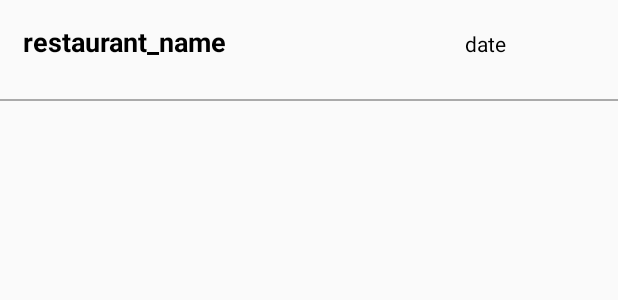
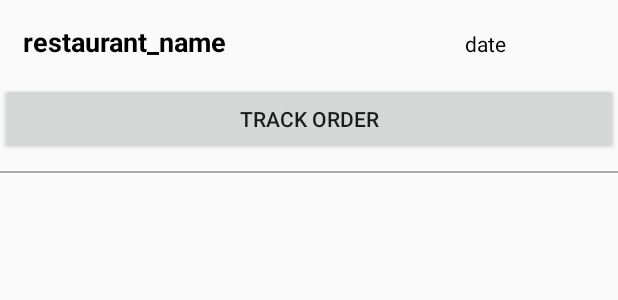
Before and after one commit to rak1213/FoodRunner-app, an Android app: the layout orderhistorycustomrow.xml on its own in the app's theme, with its tools: preview values and no code run, on a phone screen of 412 x 824 dp. Shown: the top 300 px of the screen. Run offline under Robolectric (Android 15) with nearby library versions, the phone set to English and light mode, and no system bars.

Commit message:
final preview

```diff
--- a/app/src/main/java/com/rak12/mod3app/activity/CartActivity.kt
+++ b/app/src/main/java/com/rak12/mod3app/activity/CartActivity.kt
@@ -245,7 +245,7 @@ class CartActivity : AppCompatActivity() , PaymentResultListener {
             alert.setPositiveButton("open settings") { text, listener ->
                 val i = Intent(Settings.ACTION_WIFI_SETTINGS)
                 startActivity(i)
-                this?.finish()
+                this.finish()
 
 
              }
--- a/app/src/main/java/com/rak12/mod3app/activity/Confirm_Activity.kt
+++ b/app/src/main/java/com/rak12/mod3app/activity/Confirm_Activity.kt
@@ -39,8 +39,8 @@ class Confirm_Activity : AppCompatActivity() {
         trackButton.setOnClickListener {
             var checkdeleted = DeleteAll(this).execute().get()
             if (checkdeleted) {
-                var intent = Intent(this,TrackOrderActivity::class.java);
-                startActivity(intent);
+                var intent = Intent(this,TrackOrderActivity::class.java)
+                startActivity(intent)
                 finish()
             } else {
                 Toast.makeText(this, "ERROR", Toast.LENGTH_LONG).show()
--- a/app/src/main/java/com/rak12/mod3app/activity/ForgetPassActivity.kt
+++ b/app/src/main/java/com/rak12/mod3app/activity/ForgetPassActivity.kt
@@ -93,7 +93,7 @@ class ForgetPassActivity : AppCompatActivity() {
                         alert.setPositiveButton("open settings") { text, listener ->
                             val i = Intent(Settings.ACTION_WIFI_SETTINGS)
                             startActivity(i)
-                            this?.finish()
+                            this.finish()
 
 
                         }
--- a/app/src/main/java/com/rak12/mod3app/activity/LoginActivity.kt
+++ b/app/src/main/java/com/rak12/mod3app/activity/LoginActivity.kt
@@ -60,13 +60,13 @@ class LoginActivity : AppCompatActivity() {
                 R.id.pass,
                 "^[A-Za-z\\s]{1,}[\\.]{0,1}[A-Za-z\\s]{0,}$",
                 R.string.passworderror
-            );
+            )
             awesomeValidation.addValidation(
                 this,
                 R.id.mobile,
                 "^[2-9]{2}[0-9]{8}$",
                 R.string.mobilerror
-            );
+            )
 
             val queue = Volley.newRequestQueue(this)
             /*val url1 = "http://13.235.250.119/v2/login/fetch_result"*/
@@ -202,7 +202,7 @@ class LoginActivity : AppCompatActivity() {
                         alert.setPositiveButton("open settings") { text, listener ->
                             val i = Intent(Settings.ACTION_WIFI_SETTINGS)
                             startActivity(i)
-                            this?.finish()
+                            this.finish()
 
 
                         }
--- a/app/src/main/java/com/rak12/mod3app/activity/OtpVerificationActivity.kt
+++ b/app/src/main/java/com/rak12/mod3app/activity/OtpVerificationActivity.kt
@@ -102,7 +102,7 @@ class OtpVerificationActivity : AppCompatActivity() {
                         alert.setPositiveButton("open settings") { text, listener ->
                             val i = Intent(Settings.ACTION_WIFI_SETTINGS)
                             startActivity(i)
-                            this?.finish()
+                            this.finish()
 
 
                         }
--- a/app/src/main/java/com/rak12/mod3app/activity/RegisterActivity.kt
+++ b/app/src/main/java/com/rak12/mod3app/activity/RegisterActivity.kt
@@ -219,7 +219,7 @@ class RegisterActivity : AppCompatActivity() {
                                     alert.setPositiveButton("open settings") { text, listener ->
                                         val i = Intent(Settings.ACTION_WIFI_SETTINGS)
                                         startActivity(i)
-                                        this?.finish()
+                                        this.finish()
 
 
                                     }
--- a/app/src/main/java/com/rak12/mod3app/activity/TrackOrderActivity.kt
+++ b/app/src/main/java/com/rak12/mod3app/activity/TrackOrderActivity.kt
@@ -290,7 +290,7 @@ class TrackOrderActivity : AppCompatActivity(), OnMapReadyCallback {
                     likelyPlaceAddresses = arrayOfNulls(count)
                     likelyPlaceAttributions = arrayOfNulls<List<*>?>(count)
                     likelyPlaceLatLngs = arrayOfNulls(count)
-                    for (placeLikelihood in likelyPlaces?.placeLikelihoods ?: emptyList()) {
+                    for (placeLikelihood in likelyPlaces.placeLikelihoods ?: emptyList()) {
                         // Build a list of likely places to show the user.
                         likelyPlaceNames[i] = placeLikelihood.place.name
                         likelyPlaceAddresses[i] = placeLikelihood.place.address
--- a/app/src/main/java/com/rak12/mod3app/database/Dao.kt
+++ b/app/src/main/java/com/rak12/mod3app/database/Dao.kt
@@ -6,7 +6,7 @@ import androidx.room.Insert
 import androidx.room.Query
 
 @Dao
-public interface Dao {
+interface Dao {
     @Insert
     fun insert(restaurantEntity: RestaurantEntity)
 
@@ -20,7 +20,7 @@ public interface Dao {
     fun getbyid(id: Int): RestaurantEntity
 
     @Insert
-    public fun insertfooditem(cartEntity: CartEntity)
+    fun insertfooditem(cartEntity: CartEntity)
 
     @Delete
     fun deletefooditem(cartEntity: CartEntity)
@@ -29,7 +29,7 @@ public interface Dao {
     fun getallfooditem(): List<CartEntity>
 
     @Query("SELECT * FROM cartorders WHERE foodid=:foodid ")
-    public fun getbyid2(foodid: String): CartEntity
+    fun getbyid2(foodid: String): CartEntity
 
 
     @Query("DELETE FROM cartorders;")
--- a/app/src/main/res/layout/activity_confirm_.xml
+++ b/app/src/main/res/layout/activity_confirm_.xml
@@ -38,8 +38,8 @@
             android:layout_height="wrap_content"
             android:layout_margin="4dp"
             android:background="@color/colorPrimaryDark"
-            android:paddingLeft="40dp"
-            android:paddingRight="40dp"
+            android:paddingLeft="10dp"
+            android:paddingRight="10dp"
             android:text="@string/track"
             android:textColor="#fff"
             android:textSize="18sp" />
--- a/app/src/main/res/layout/orderhistorycustomrow.xml
+++ b/app/src/main/res/layout/orderhistorycustomrow.xml
@@ -32,12 +32,17 @@
             android:textColor="@android:color/black"
             android:textSize="14sp" />
     </LinearLayout>
-
+<Button
+    android:id="@+id/trackorder"
+    android:layout_width="match_parent"
+    android:layout_height="wrap_content"
+    android:layout_below="@id/linearlayout"
+    android:text="TRACK ORDER"/>
     <androidx.recyclerview.widget.RecyclerView
         android:id="@+id/recyclerhistory"
         android:layout_width="match_parent"
         android:layout_height="wrap_content"
-        android:layout_below="@+id/linearlayout"
+        android:layout_below="@id/trackorder"
         android:padding="5dp">
 
     </androidx.recyclerview.widget.RecyclerView>
```
Also changed, not shown: app/src/main/java/com/rak12/mod3app/adapter/OrderhisAdapter.kt (+8 -0 lines).
